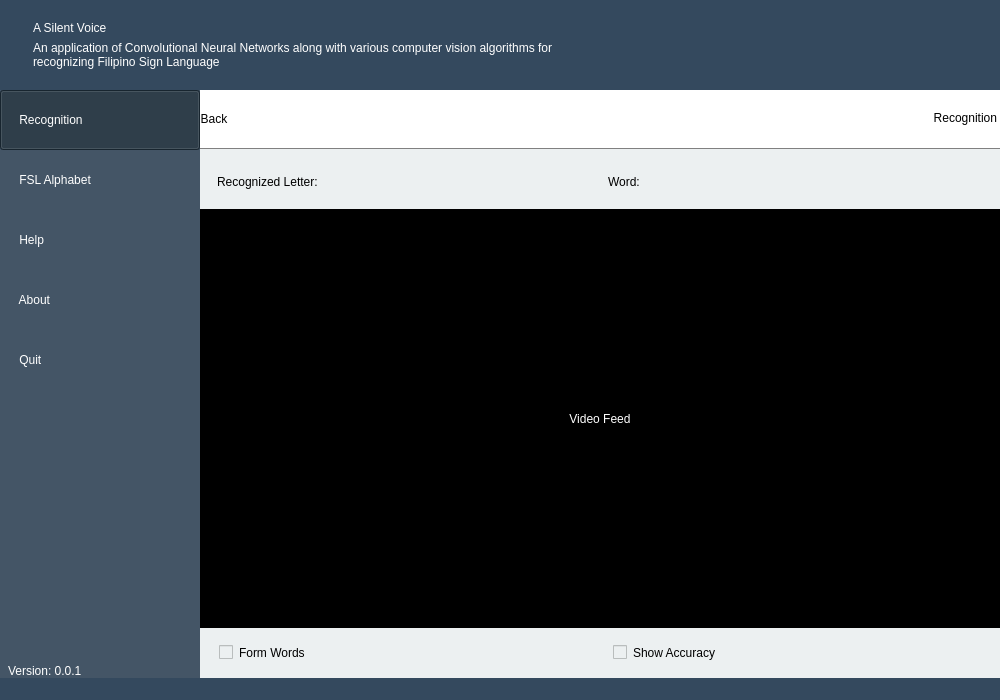
Old version of the form Modules/UserInterface/main_window.ui in the repository jjjimenez100/A-Silent-Voice.
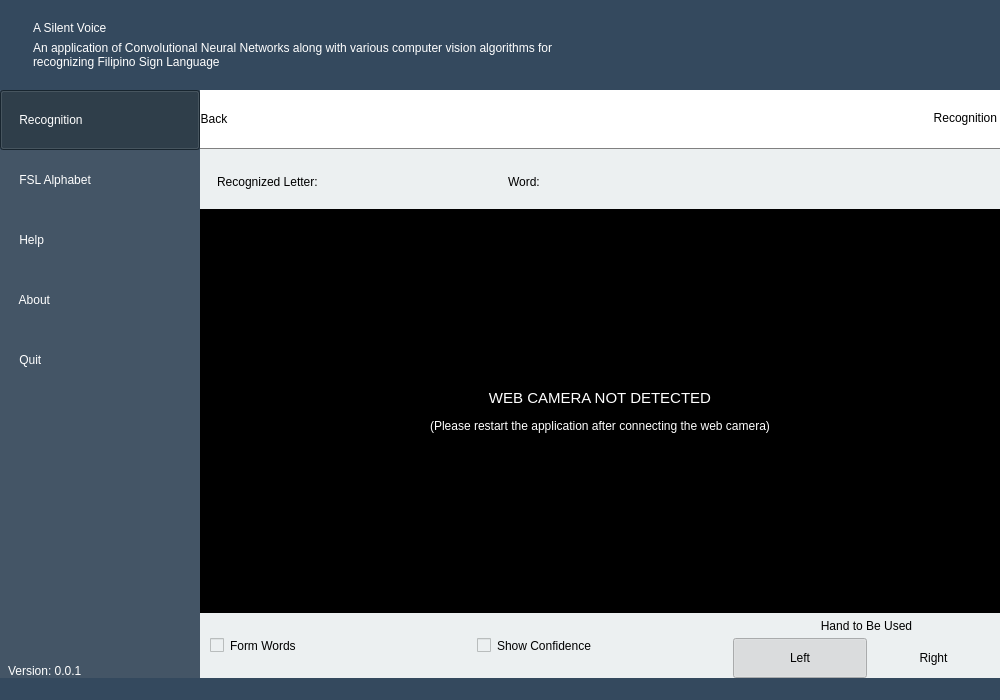
New version of the form. Icons and pictures are not drawn.

The edit to the form file:
```diff
--- a/Modules/UserInterface/main_window.ui
+++ b/Modules/UserInterface/main_window.ui
@@ -770,16 +770,19 @@
                   <widget class="QFrame" name="horizontalFrame">
                    <property name="minimumSize">
                     <size>
-                     <width>400</width>
+                     <width>300</width>
                      <height>0</height>
                     </size>
                    </property>
                    <property name="maximumSize">
                     <size>
-                     <width>400</width>
+                     <width>300</width>
                      <height>16777215</height>
                     </size>
                    </property>
+                   <property name="styleSheet">
+                    <string notr="true">border: 0px;</string>
+                   </property>
                    <layout class="QHBoxLayout" name="horizontalLayout_3">
                     <property name="spacing">
                      <number>0</number>
@@ -788,10 +791,16 @@
                      <widget class="QLabel" name="label_5">
                       <property name="minimumSize">
                        <size>
-                        <width>50</width>
+                        <width>220</width>
                         <height>0</height>
                        </size>
                       </property>
+                      <property name="maximumSize">
+                       <size>
+                        <width>220</width>
+                        <height>16777215</height>
+                       </size>
+                      </property>
                       <property name="styleSheet">
                        <string notr="true">font: 75 18pt &quot;Trebuchet MS&quot;;
 border-bottom: 0px;
@@ -808,13 +817,13 @@
                      <widget class="QLabel" name="letterLabel">
                       <property name="minimumSize">
                        <size>
-                        <width>0</width>
+                        <width>50</width>
                         <height>0</height>
                        </size>
                       </property>
                       <property name="maximumSize">
                        <size>
-                        <width>16777215</width>
+                        <width>50</width>
                         <height>16777215</height>
                        </size>
                       </property>
@@ -834,6 +843,19 @@
                       </property>
                      </widget>
                     </item>
+                    <item>
+                     <spacer name="horizontalSpacer_2">
+                      <property name="orientation">
+                       <enum>Qt::Horizontal</enum>
+                      </property>
+                      <property name="sizeHint" stdset="0">
+                       <size>
+                        <width>40</width>
+                        <height>20</height>
+                       </size>
+                      </property>
+                     </spacer>
+                    </item>
                    </layout>
                   </widget>
                  </item>
@@ -887,7 +909,7 @@
                 <property name="minimumSize">
                  <size>
                   <width>0</width>
-                  <height>410</height>
+                  <height>300</height>
                  </size>
                 </property>
                 <property name="styleSheet">
@@ -895,7 +917,7 @@
 color: rgb(255, 255, 255);</string>
                 </property>
                 <property name="text">
-                 <string>Video Feed</string>
+                 <string>&lt;html&gt;&lt;head/&gt;&lt;body&gt;&lt;p align=&quot;center&quot;&gt;&lt;span style=&quot; font-size:11pt;&quot;&gt;WEB CAMERA NOT DETECTED&lt;/span&gt;&lt;/p&gt;&lt;p align=&quot;center&quot;&gt;(Please restart the application after connecting the web camera)&lt;/p&gt;&lt;/body&gt;&lt;/html&gt;</string>
                 </property>
                 <property name="scaledContents">
                  <bool>true</bool>
@@ -913,16 +935,31 @@
                 <property name="minimumSize">
                  <size>
                   <width>0</width>
-                  <height>50</height>
+                  <height>65</height>
                  </size>
                 </property>
                 <property name="maximumSize">
                  <size>
                   <width>16777215</width>
-                  <height>50</height>
+                  <height>65</height>
                  </size>
                 </property>
                 <layout class="QHBoxLayout" name="horizontalLayout_37">
+                 <property name="spacing">
+                  <number>0</number>
+                 </property>
+                 <property name="leftMargin">
+                  <number>0</number>
+                 </property>
+                 <property name="topMargin">
+                  <number>0</number>
+                 </property>
+                 <property name="rightMargin">
+                  <number>0</number>
+                 </property>
+                 <property name="bottomMargin">
+                  <number>0</number>
+                 </property>
                  <item>
                   <widget class="QCheckBox" name="formWordCheckbox">
                    <property name="styleSheet">
@@ -943,10 +980,142 @@
 margin-left: 10;</string>
                    </property>
                    <property name="text">
-                    <string>Show Accuracy</string>
+                    <string>Show Confidence</string>
                    </property>
                   </widget>
                  </item>
+                 <item>
+                  <widget class="QFrame" name="handToBeUsedLayout">
+                   <layout class="QVBoxLayout" name="verticalLayout_7">
+                    <property name="spacing">
+                     <number>0</number>
+                    </property>
+                    <property name="leftMargin">
+                     <number>0</number>
+                    </property>
+                    <property name="topMargin">
+                     <number>0</number>
+                    </property>
+                    <property name="rightMargin">
+                     <number>0</number>
+                    </property>
+                    <property name="bottomMargin">
+                     <number>0</number>
+                    </property>
+                    <item>
+                     <widget class="QLabel" name="label_7">
+                      <property name="styleSheet">
+                       <string notr="true">border:0px;
+font: 12pt &quot;Trebuchet MS&quot;;</string>
+                      </property>
+                      <property name="text">
+                       <string>Hand to Be Used</string>
+                      </property>
+                      <property name="alignment">
+                       <set>Qt::AlignCenter</set>
+                      </property>
+                     </widget>
+                    </item>
+                    <item>
+                     <widget class="QFrame" name="horit">
+                      <property name="styleSheet">
+                       <string notr="true"/>
+                      </property>
+                      <layout class="QHBoxLayout" name="horizontalLayout_5">
+                       <property name="spacing">
+                        <number>0</number>
+                       </property>
+                       <property name="leftMargin">
+                        <number>0</number>
+                       </property>
+                       <property name="topMargin">
+                        <number>0</number>
+                       </property>
+                       <property name="rightMargin">
+                        <number>0</number>
+                       </property>
+                       <property name="bottomMargin">
+                        <number>0</number>
+                       </property>
+                       <item>
+                        <widget class="QPushButton" name="leftHandButton">
+                         <property name="minimumSize">
+                          <size>
+                           <width>0</width>
+                           <height>40</height>
+                          </size>
+                         </property>
+                         <property name="autoFillBackground">
+                          <bool>false</bool>
+                         </property>
+                         <property name="styleSheet">
+                          <string notr="true">color: rgb(0, 0, 0);
+font: 11pt &quot;Trebuchet MS&quot;;
+Text-align: center;</string>
+                         </property>
+                         <property name="text">
+                          <string>Left</string>
+                         </property>
+                         <property name="icon">
+                          <iconset resource="iconpack.qrc">
+                           <normaloff>:/SettingsIcons/Icons/unchecked.png</normaloff>
+                           <normalon>:/SettingsIcons/Icons/checked.png</normalon>:/SettingsIcons/Icons/unchecked.png</iconset>
+                         </property>
+                         <property name="checkable">
+                          <bool>true</bool>
+                         </property>
+                         <property name="checked">
+                          <bool>true</bool>
+                         </property>
+                         <property name="autoExclusive">
+                          <bool>true</bool>
+                         </property>
+                         <property name="flat">
+                          <bool>true</bool>
+                         </property>
+                        </widget>
+                       </item>
+                       <item>
+                        <widget class="QPushButton" name="rightHandButton">
+                         <property name="minimumSize">
+                          <size>
+                           <width>0</width>
+                           <height>40</height>
+                          </size>
+                         </property>
+                         <property name="autoFillBackground">
+                          <bool>false</bool>
+                         </property>
+                         <property name="styleSheet">
+                          <string notr="true">color: rgb(0, 0, 0);
+font: 11pt &quot;Trebuchet MS&quot;;
+Text-align: center;</string>
+                         </property>
+                         <property name="text">
+                          <string>Right</string>
+                         </property>
+                         <property name="icon">
+                          <iconset resource="iconpack.qrc">
+                           <normaloff>:/SettingsIcons/Icons/unchecked.png</normaloff>
+                           <normalon>:/SettingsIcons/Icons/checked.png</normalon>:/SettingsIcons/Icons/unchecked.png</iconset>
+                         </property>
+                         <property name="checkable">
+                          <bool>true</bool>
+                         </property>
+                         <property name="autoExclusive">
+                          <bool>true</bool>
+                         </property>
+                         <property name="flat">
+                          <bool>true</bool>
+                         </property>
+                        </widget>
+                       </item>
+                      </layout>
+                     </widget>
+                    </item>
+                   </layout>
+                  </widget>
+                 </item>
                 </layout>
                </widget>
               </item>
```
Left out of the diff: 6 changed lines with no effect on the pictures.
